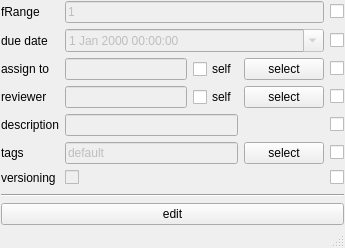
This is rbhusUI/lib/rbhusPipeAssetEditMod.ui in aumanimationstudios/rbhus as Qt 5 draws it before an edit. The edited form follows.
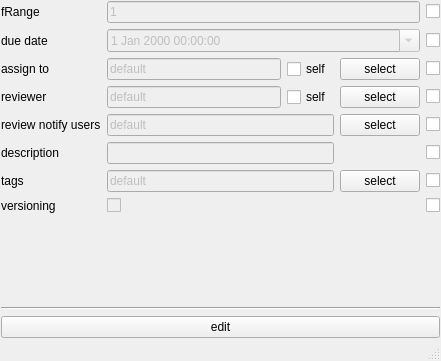
This is the edited form.

What changed in the file:
```diff
--- a/rbhusUI/lib/rbhusPipeAssetEditMod.ui
+++ b/rbhusUI/lib/rbhusPipeAssetEditMod.ui
@@ -9,8 +9,8 @@
    <rect>
     <x>0</x>
     <y>0</y>
-    <width>345</width>
-    <height>248</height>
+    <width>441</width>
+    <height>361</height>
    </rect>
   </property>
   <property name="windowTitle">
@@ -24,69 +24,26 @@
     <property name="margin">
      <number>1</number>
     </property>
-    <item row="13" column="0" colspan="7">
-     <spacer name="verticalSpacer">
-      <property name="orientation">
-       <enum>Qt::Vertical</enum>
+    <item row="4" column="7">
+     <widget class="QCheckBox" name="checkDueDate">
+      <property name="enabled">
+       <bool>true</bool>
       </property>
-      <property name="sizeHint" stdset="0">
-       <size>
-        <width>20</width>
-        <height>40</height>
-       </size>
-      </property>
-     </spacer>
-    </item>
-    <item row="12" column="0">
-     <widget class="QLabel" name="labelVersion">
       <property name="sizePolicy">
-       <sizepolicy hsizetype="Fixed" vsizetype="Preferred">
+       <sizepolicy hsizetype="Fixed" vsizetype="Fixed">
         <horstretch>0</horstretch>
         <verstretch>0</verstretch>
        </sizepolicy>
       </property>
-      <property name="toolTip">
-       <string>group owner of the project directory</string>
-      </property>
       <property name="text">
-       <string>versioning</string>
+       <string/>
       </property>
-     </widget>
-    </item>
-    <item row="2" column="0">
-     <widget class="QLabel" name="labelFRange">
-      <property name="sizePolicy">
-       <sizepolicy hsizetype="Fixed" vsizetype="Maximum">
-        <horstretch>0</horstretch>
-        <verstretch>0</verstretch>
-       </sizepolicy>
+      <property name="checked">
+       <bool>false</bool>
       </property>
-      <property name="text">
-       <string>fRange</string>
-      </property>
      </widget>
     </item>
-    <item row="4" column="0">
-     <widget class="QLabel" name="labelDue">
-      <property name="sizePolicy">
-       <sizepolicy hsizetype="Fixed" vsizetype="Preferred">
-        <horstretch>0</horstretch>
-        <verstretch>0</verstretch>
-       </sizepolicy>
-      </property>
-      <property name="text">
-       <string>due date</string>
-      </property>
-     </widget>
-    </item>
-    <item row="6" column="6">
-     <widget class="QPushButton" name="pushUsers">
-      <property name="text">
-       <string>select</string>
-      </property>
-     </widget>
-    </item>
-    <item row="8" column="0">
+    <item row="9" column="0">
      <widget class="QLabel" name="labelDesc">
       <property name="sizePolicy">
        <sizepolicy hsizetype="Fixed" vsizetype="Preferred">
@@ -102,45 +59,41 @@
       </property>
      </widget>
     </item>
-    <item row="11" column="0">
-     <widget class="QLabel" name="labelTags">
+    <item row="13" column="7">
+     <widget class="QCheckBox" name="checkVersion">
+      <property name="enabled">
+       <bool>true</bool>
+      </property>
       <property name="sizePolicy">
-       <sizepolicy hsizetype="Fixed" vsizetype="Preferred">
+       <sizepolicy hsizetype="Fixed" vsizetype="Fixed">
         <horstretch>0</horstretch>
         <verstretch>0</verstretch>
        </sizepolicy>
       </property>
-      <property name="toolTip">
-       <string>group owner of the project directory</string>
-      </property>
       <property name="text">
-       <string>tags</string>
+       <string/>
       </property>
+      <property name="checked">
+       <bool>false</bool>
+      </property>
      </widget>
     </item>
-    <item row="8" column="1" colspan="5">
-     <widget class="QLineEdit" name="lineEditDesc">
+    <item row="9" column="7">
+     <widget class="QCheckBox" name="checkDesc">
       <property name="enabled">
-       <bool>false</bool>
+       <bool>true</bool>
       </property>
       <property name="sizePolicy">
-       <sizepolicy hsizetype="MinimumExpanding" vsizetype="Fixed">
+       <sizepolicy hsizetype="Fixed" vsizetype="Fixed">
         <horstretch>0</horstretch>
         <verstretch>0</verstretch>
        </sizepolicy>
       </property>
-      <property name="toolTip">
-       <string>group owner of the project directory</string>
-      </property>
       <property name="text">
        <string/>
       </property>
-     </widget>
-    </item>
-    <item row="11" column="6">
-     <widget class="QPushButton" name="pushTags">
-      <property name="text">
-       <string>select</string>
+      <property name="checked">
+       <bool>false</bool>
       </property>
      </widget>
     </item>
@@ -157,10 +110,43 @@
       </property>
      </widget>
     </item>
-    <item row="7" column="5">
-     <widget class="QCheckBox" name="checkReviewSelf">
+    <item row="7" column="6">
+     <widget class="QPushButton" name="pushReviewers">
+      <property name="enabled">
+       <bool>true</bool>
+      </property>
       <property name="text">
-       <string>self</string>
+       <string>select</string>
+      </property>
+     </widget>
+    </item>
+    <item row="12" column="6">
+     <widget class="QPushButton" name="pushTags">
+      <property name="text">
+       <string>select</string>
+      </property>
+     </widget>
+    </item>
+    <item row="6" column="6">
+     <widget class="QPushButton" name="pushUsers">
+      <property name="text">
+       <string>select</string>
+      </property>
+     </widget>
+    </item>
+    <item row="7" column="7">
+     <widget class="QCheckBox" name="checkReview">
+      <property name="enabled">
+       <bool>true</bool>
+      </property>
+      <property name="sizePolicy">
+       <sizepolicy hsizetype="Fixed" vsizetype="Fixed">
+        <horstretch>0</horstretch>
+        <verstretch>0</verstretch>
+       </sizepolicy>
+      </property>
+      <property name="text">
+       <string/>
       </property>
       <property name="checked">
        <bool>false</bool>
@@ -174,13 +160,67 @@
       </property>
      </widget>
     </item>
-    <item row="7" column="6">
-     <widget class="QPushButton" name="pushReviewers">
+    <item row="6" column="1" colspan="4">
+     <widget class="QLineEdit" name="lineEditWorkers">
       <property name="enabled">
-       <bool>true</bool>
+       <bool>false</bool>
       </property>
+      <property name="sizePolicy">
+       <sizepolicy hsizetype="MinimumExpanding" vsizetype="Fixed">
+        <horstretch>0</horstretch>
+        <verstretch>0</verstretch>
+       </sizepolicy>
+      </property>
+      <property name="toolTip">
+       <string>list of space separated usernames</string>
+      </property>
       <property name="text">
-       <string>select</string>
+       <string>default</string>
+      </property>
+     </widget>
+    </item>
+    <item row="13" column="1">
+     <widget class="QCheckBox" name="checkVersionEnable">
+      <property name="enabled">
+       <bool>false</bool>
+      </property>
+      <property name="sizePolicy">
+       <sizepolicy hsizetype="Fixed" vsizetype="Fixed">
+        <horstretch>0</horstretch>
+        <verstretch>0</verstretch>
+       </sizepolicy>
+      </property>
+      <property name="text">
+       <string/>
+      </property>
+      <property name="checked">
+       <bool>false</bool>
+      </property>
+     </widget>
+    </item>
+    <item row="13" column="0">
+     <widget class="QLabel" name="labelVersion">
+      <property name="sizePolicy">
+       <sizepolicy hsizetype="Fixed" vsizetype="Preferred">
+        <horstretch>0</horstretch>
+        <verstretch>0</verstretch>
+       </sizepolicy>
+      </property>
+      <property name="toolTip">
+       <string>group owner of the project directory</string>
+      </property>
+      <property name="text">
+       <string>versioning</string>
+      </property>
+     </widget>
+    </item>
+    <item row="7" column="5">
+     <widget class="QCheckBox" name="checkReviewSelf">
+      <property name="text">
+       <string>self</string>
+      </property>
+      <property name="checked">
+       <bool>false</bool>
       </property>
      </widget>
     </item>
@@ -222,84 +262,21 @@
       </property>
      </widget>
     </item>
-    <item row="4" column="7">
-     <widget class="QCheckBox" name="checkDueDate">
-      <property name="enabled">
-       <bool>true</bool>
-      </property>
+    <item row="2" column="0">
+     <widget class="QLabel" name="labelFRange">
       <property name="sizePolicy">
-       <sizepolicy hsizetype="Fixed" vsizetype="Fixed">
+       <sizepolicy hsizetype="Fixed" vsizetype="Maximum">
         <horstretch>0</horstretch>
         <verstretch>0</verstretch>
        </sizepolicy>
       </property>
       <property name="text">
-       <string/>
-      </property>
-      <property name="checked">
-       <bool>false</bool>
-      </property>
-     </widget>
-    </item>
-    <item row="7" column="7">
-     <widget class="QCheckBox" name="checkReview">
-      <property name="enabled">
-       <bool>true</bool>
-      </property>
-      <property name="sizePolicy">
-       <sizepolicy hsizetype="Fixed" vsizetype="Fixed">
-        <horstretch>0</horstretch>
-        <verstretch>0</verstretch>
-       </sizepolicy>
-      </property>
-      <property name="text">
-       <string/>
-      </property>
-      <property name="checked">
-       <bool>false</bool>
-      </property>
-     </widget>
-    </item>
-    <item row="8" column="7">
-     <widget class="QCheckBox" name="checkDesc">
-      <property name="enabled">
-       <bool>true</bool>
-      </property>
-      <property name="sizePolicy">
-       <sizepolicy hsizetype="Fixed" vsizetype="Fixed">
-        <horstretch>0</horstretch>
-        <verstretch>0</verstretch>
-       </sizepolicy>
-      </property>
-      <property name="text">
-       <string/>
-      </property>
-      <property name="checked">
-       <bool>false</bool>
-      </property>
-     </widget>
-    </item>
-    <item row="11" column="7">
-     <widget class="QCheckBox" name="checkTags">
-      <property name="enabled">
-       <bool>true</bool>
-      </property>
-      <property name="sizePolicy">
-       <sizepolicy hsizetype="Fixed" vsizetype="Fixed">
-        <horstretch>0</horstretch>
-        <verstretch>0</verstretch>
-       </sizepolicy>
-      </property>
-      <property name="text">
-       <string/>
-      </property>
-      <property name="checked">
-       <bool>false</bool>
+       <string>fRange</string>
       </property>
      </widget>
     </item>
     <item row="12" column="7">
-     <widget class="QCheckBox" name="checkVersion">
+     <widget class="QCheckBox" name="checkTags">
       <property name="enabled">
        <bool>true</bool>
       </property>
@@ -317,6 +294,51 @@
       </property>
      </widget>
     </item>
+    <item row="4" column="0">
+     <widget class="QLabel" name="labelDue">
+      <property name="sizePolicy">
+       <sizepolicy hsizetype="Fixed" vsizetype="Preferred">
+        <horstretch>0</horstretch>
+        <verstretch>0</verstretch>
+       </sizepolicy>
+      </property>
+      <property name="text">
+       <string>due date</string>
+      </property>
+     </widget>
+    </item>
+    <item row="14" column="0" colspan="7">
+     <spacer name="verticalSpacer">
+      <property name="orientation">
+       <enum>Qt::Vertical</enum>
+      </property>
+      <property name="sizeHint" stdset="0">
+       <size>
+        <width>20</width>
+        <height>40</height>
+       </size>
+      </property>
+     </spacer>
+    </item>
+    <item row="12" column="1" colspan="5">
+     <widget class="QLineEdit" name="lineEditTags">
+      <property name="enabled">
+       <bool>false</bool>
+      </property>
+      <property name="sizePolicy">
+       <sizepolicy hsizetype="MinimumExpanding" vsizetype="Fixed">
+        <horstretch>0</horstretch>
+        <verstretch>0</verstretch>
+       </sizepolicy>
+      </property>
+      <property name="toolTip">
+       <string>group owner of the project directory</string>
+      </property>
+      <property name="text">
+       <string>default</string>
+      </property>
+     </widget>
+    </item>
     <item row="6" column="5">
      <widget class="QCheckBox" name="checkAssignSelf">
       <property name="text">
@@ -327,27 +349,24 @@
       </property>
      </widget>
     </item>
-    <item row="12" column="1">
-     <widget class="QCheckBox" name="checkVersionEnable">
-      <property name="enabled">
-       <bool>false</bool>
-      </property>
+    <item row="12" column="0">
+     <widget class="QLabel" name="labelTags">
       <property name="sizePolicy">
-       <sizepolicy hsizetype="Fixed" vsizetype="Fixed">
+       <sizepolicy hsizetype="Fixed" vsizetype="Preferred">
         <horstretch>0</horstretch>
         <verstretch>0</verstretch>
        </sizepolicy>
       </property>
+      <property name="toolTip">
+       <string>group owner of the project directory</string>
+      </property>
       <property name="text">
-       <string/>
-      </property>
-      <property name="checked">
-       <bool>false</bool>
+       <string>tags</string>
       </property>
      </widget>
     </item>
-    <item row="11" column="1" colspan="5">
-     <widget class="QLineEdit" name="lineEditTags">
+    <item row="9" column="1" colspan="5">
+     <widget class="QLineEdit" name="lineEditDesc">
       <property name="enabled">
        <bool>false</bool>
       </property>
@@ -361,7 +380,7 @@
        <string>group owner of the project directory</string>
       </property>
       <property name="text">
-       <string>default</string>
+       <string/>
       </property>
      </widget>
     </item>
@@ -373,27 +392,14 @@
       <property name="toolTip">
        <string>list of space separated usernames</string>
       </property>
+      <property name="text">
+       <string>default</string>
+      </property>
       <property name="readOnly">
        <bool>true</bool>
       </property>
      </widget>
     </item>
-    <item row="6" column="1" colspan="4">
-     <widget class="QLineEdit" name="lineEditWorkers">
-      <property name="enabled">
-       <bool>false</bool>
-      </property>
-      <property name="sizePolicy">
-       <sizepolicy hsizetype="MinimumExpanding" vsizetype="Fixed">
-        <horstretch>0</horstretch>
-        <verstretch>0</verstretch>
-       </sizepolicy>
-      </property>
-      <property name="toolTip">
-       <string>list of space separated usernames</string>
-      </property>
-     </widget>
-    </item>
     <item row="2" column="1" colspan="6">
      <widget class="QLineEdit" name="lineEditFRange">
       <property name="enabled">
@@ -426,14 +432,14 @@
       </property>
      </widget>
     </item>
-    <item row="15" column="0" colspan="8">
+    <item row="16" column="0" colspan="8">
      <widget class="QPushButton" name="pushEdit">
       <property name="text">
        <string>edit</string>
       </property>
      </widget>
     </item>
-    <item row="14" column="0" colspan="8">
+    <item row="15" column="0" colspan="8">
      <widget class="Line" name="line">
       <property name="sizePolicy">
        <sizepolicy hsizetype="MinimumExpanding" vsizetype="Fixed">
@@ -446,6 +452,58 @@
       </property>
      </widget>
     </item>
+    <item row="8" column="0">
+     <widget class="QLabel" name="labelReviewNotify">
+      <property name="text">
+       <string>review notify users</string>
+      </property>
+     </widget>
+    </item>
+    <item row="8" column="1" colspan="5">
+     <widget class="QLineEdit" name="lineEditReviewNotifiers">
+      <property name="enabled">
+       <bool>false</bool>
+      </property>
+      <property name="toolTip">
+       <string>list of space separated usernames</string>
+      </property>
+      <property name="text">
+       <string>default</string>
+      </property>
+      <property name="readOnly">
+       <bool>true</bool>
+      </property>
+     </widget>
+    </item>
+    <item row="8" column="6">
+     <widget class="QPushButton" name="pushReviewNotifiers">
+      <property name="enabled">
+       <bool>true</bool>
+      </property>
+      <property name="text">
+       <string>select</string>
+      </property>
+     </widget>
+    </item>
+    <item row="8" column="7">
+     <widget class="QCheckBox" name="checkReviewNotifiers">
+      <property name="enabled">
+       <bool>true</bool>
+      </property>
+      <property name="sizePolicy">
+       <sizepolicy hsizetype="Fixed" vsizetype="Fixed">
+        <horstretch>0</horstretch>
+        <verstretch>0</verstretch>
+       </sizepolicy>
+      </property>
+      <property name="text">
+       <string/>
+      </property>
+      <property name="checked">
+       <bool>false</bool>
+      </property>
+     </widget>
+    </item>
    </layout>
   </widget>
   <widget class="QStatusBar" name="statusBar"/>
```
